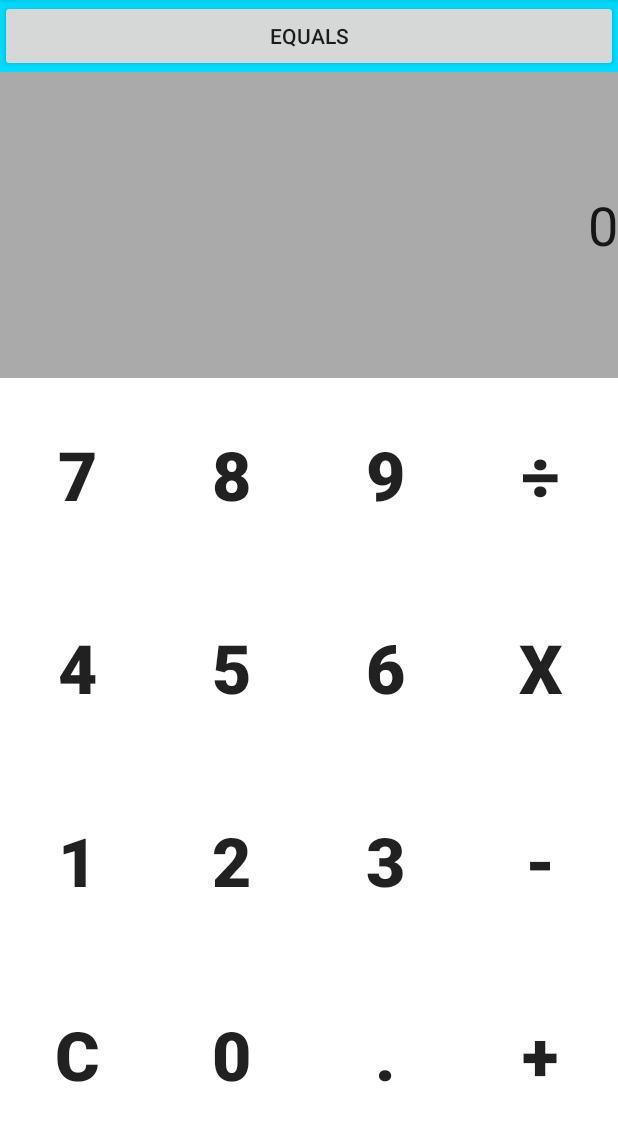
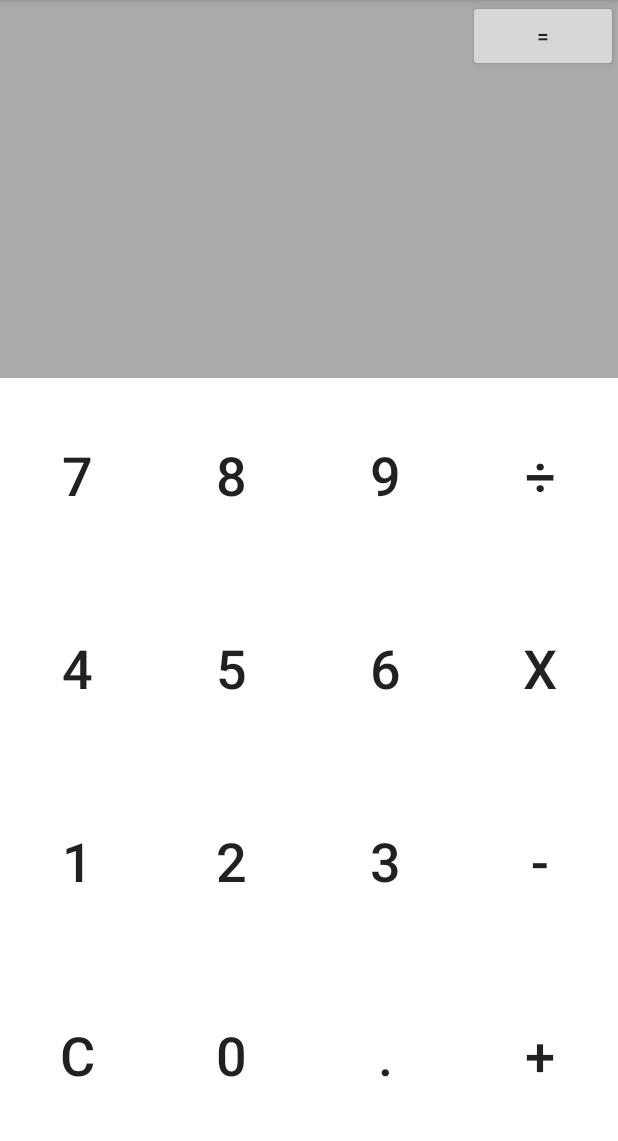
Before and after one commit to harisek36/Calculator_Android, an Android app: the screen it shows after launch (calcActivity), after a tap on an icon or button, on a phone screen of 412 x 824 dp, the part 84-1225 px from its top. Run offline under Robolectric (Android 15) with nearby library versions, the phone set to English and light mode, and no system bars.

Commit message:
implemented complete feature

```diff
--- a/app/src/main/java/com/the36t/calculator/calcActivity.java
+++ b/app/src/main/java/com/the36t/calculator/calcActivity.java
@@ -1,5 +1,6 @@
 package com.the36t.calculator;
 
+import android.graphics.Path;
 import android.support.v7.app.AppCompatActivity;
 import android.os.Bundle;
 import android.view.View;
@@ -7,6 +8,19 @@ import android.widget.Button;
 import android.widget.TextView;
 
 public class calcActivity extends AppCompatActivity {
+
+
+    String runningNumber = "";
+    String leftValue = "";
+    String rightValue = "";
+    Operations currentOPeration;
+    int result = 0;
+
+    public enum Operations {
+        ADD, SUBTRACT, MULTIPLY, DIVIDE, EQUAL
+    }
+
+    TextView resultView;
 
     @Override
     protected void onCreate(Bundle savedInstanceState) {
@@ -32,145 +46,190 @@ public class calcActivity extends AppCompatActivity {
         Button divButton = (Button) findViewById(R.id.divideButton);
         Button equalButton = (Button) findViewById(R.id.equalButton);
 
-        TextView resultView = (TextView)findViewById(R.id.answer);
+        resultView = (TextView) findViewById(R.id.answer);
+
+
+        resultView.setText("");
 
         //setting up onclick listner
 
-        oneButton.setOnClickListener(new View.OnClickListener(){
-
-            @Override
-            public void onClick(View v){
-
-            }
-        }
-        );
-        twoButton.setOnClickListener(new View.OnClickListener(){
-
-                                          @Override
-                                          public void onClick(View v){
-
-                                          }
-                                      }
-        );
-        threeButton.setOnClickListener(new View.OnClickListener(){
-
-                                           @Override
-                                           public void onClick(View v){
-
-                                           }
-                                       }
-        );
-        fourButton.setOnClickListener(new View.OnClickListener(){
-
-                                          @Override
-                                          public void onClick(View v){
-
-                                          }
-                                      }
-        );
-        fiveButton.setOnClickListener(new View.OnClickListener(){
-
-                                          @Override
-                                          public void onClick(View v){
-
-                                          }
-                                      }
-        );
-        sixButton.setOnClickListener(new View.OnClickListener(){
+        oneButton.setOnClickListener(new View.OnClickListener() {
 
                                          @Override
-                                         public void onClick(View v){
+                                         public void onClick(View v) {
+                                             numberPressed(1);
 
                                          }
                                      }
         );
-        sevenButton.setOnClickListener(new View.OnClickListener(){
+        twoButton.setOnClickListener(new View.OnClickListener() {
+
+                                         @Override
+                                         public void onClick(View v) {
+                                             numberPressed(2);
+                                         }
+                                     }
+        );
+        threeButton.setOnClickListener(new View.OnClickListener() {
 
                                            @Override
-                                           public void onClick(View v){
-
+                                           public void onClick(View v) {
+                                               numberPressed(3);
                                            }
                                        }
         );
-        eightButton.setOnClickListener(new View.OnClickListener(){
+        fourButton.setOnClickListener(new View.OnClickListener() {
+
+                                          @Override
+                                          public void onClick(View v) {
+                                              numberPressed(4);
+                                          }
+                                      }
+        );
+        fiveButton.setOnClickListener(new View.OnClickListener() {
+
+                                          @Override
+                                          public void onClick(View v) {
+                                              numberPressed(5);
+                                          }
+                                      }
+        );
+        sixButton.setOnClickListener(new View.OnClickListener() {
+
+                                         @Override
+                                         public void onClick(View v) {
+                                             numberPressed(6);
+                                         }
+                                     }
+        );
+        sevenButton.setOnClickListener(new View.OnClickListener() {
 
                                            @Override
-                                           public void onClick(View v){
-
+                                           public void onClick(View v) {
+                                               numberPressed(7);
                                            }
                                        }
         );
-        nineButton.setOnClickListener(new View.OnClickListener(){
+        eightButton.setOnClickListener(new View.OnClickListener() {
+
+                                           @Override
+                                           public void onClick(View v) {
+                                               numberPressed(8);
+                                           }
+                                       }
+        );
+        nineButton.setOnClickListener(new View.OnClickListener() {
 
                                           @Override
-                                          public void onClick(View v){
-
+                                          public void onClick(View v) {
+                                              numberPressed(9);
                                           }
                                       }
         );
-        zeroButton.setOnClickListener(new View.OnClickListener(){
+        zeroButton.setOnClickListener(new View.OnClickListener() {
 
                                           @Override
-                                          public void onClick(View v){
-
+                                          public void onClick(View v) {
+                                              numberPressed(0);
                                           }
                                       }
         );
-        addButton.setOnClickListener(new View.OnClickListener(){
+        addButton.setOnClickListener(new View.OnClickListener() {
 
                                          @Override
-                                         public void onClick(View v){
+                                         public void onClick(View v) {
+                        processOperation(Operations.ADD);
+                                         }
+                                     }
+        );
+        subButton.setOnClickListener(new View.OnClickListener() {
+
+                                         @Override
+                                         public void onClick(View v) {
+processOperation(Operations.SUBTRACT);
+                                         }
+                                     }
+        );
+        mulButton.setOnClickListener(new View.OnClickListener() {
+
+                                         @Override
+                                         public void onClick(View v) {
+processOperation(Operations.MULTIPLY);
+                                         }
+                                     }
+        );
+        divButton.setOnClickListener(new View.OnClickListener() {
+
+                                         @Override
+                                         public void onClick(View v) {
+processOperation(Operations.DIVIDE);
+                                         }
+                                     }
+        );
+        dotButton.setOnClickListener(new View.OnClickListener() {
+
+                                         @Override
+                                         public void onClick(View v) {
 
                                          }
                                      }
         );
-        subButton.setOnClickListener(new View.OnClickListener(){
-
-                                         @Override
-                                         public void onClick(View v){
-
-                                         }
-                                     }
-        );
-        mulButton.setOnClickListener(new View.OnClickListener(){
-
-                                         @Override
-                                         public void onClick(View v){
-
-                                         }
-                                     }
-        );
-        divButton.setOnClickListener(new View.OnClickListener(){
-
-                                         @Override
-                                         public void onClick(View v){
-
-                                         }
-                                     }
-        );
-        dotButton.setOnClickListener(new View.OnClickListener(){
-
-                                         @Override
-                                         public void onClick(View v){
-
-                                         }
-                                     }
-        );
-        clearButton.setOnClickListener(new View.OnClickListener(){
+        clearButton.setOnClickListener(new View.OnClickListener() {
 
                                            @Override
-                                           public void onClick(View v){
-
+                                           public void onClick(View v) {
+                                               leftValue = "";
+                                               rightValue= "";
+                                                result = 0;
+                                               runningNumber = "0";
+                                               currentOPeration = null;
+                                               resultView.setText(runningNumber);
                                            }
                                        }
         );
-        equalButton.setOnClickListener(new View.OnClickListener(){
+        equalButton.setOnClickListener(new View.OnClickListener() {
 
                                            @Override
-                                           public void onClick(View v){
-
+                                           public void onClick(View v) {
+                    processOperation(Operations.EQUAL);
                                            }
                                        }
         );
+
     }
-}
+        void numberPressed(int number){
+        runningNumber += String.valueOf(number);
+        resultView.setText(runningNumber);
+        }
+
+        void processOperation(Operations operations){
+
+            if(currentOPeration != null){
+                if(runningNumber != ""){
+                    rightValue = runningNumber;
+                    runningNumber = "";
+                    switch(currentOPeration){
+                        case ADD:
+                            result = Integer.parseInt(leftValue) + Integer.parseInt(rightValue);
+                            break;
+                        case SUBTRACT:
+                            result = Integer.parseInt(leftValue) - Integer.parseInt(rightValue);
+                            break;
+                        case MULTIPLY:
+                            result = Integer.parseInt(leftValue) * Integer.parseInt(rightValue);
+                            break;
+                        case DIVIDE:
+                            result = Integer.parseInt(leftValue) / Integer.parseInt(rightValue);
+                            break;
+                    }
+
+                    leftValue = String.valueOf(result);
+                    resultView.setText(leftValue);
+                }
+            }else{
+                leftValue = runningNumber;
+                runningNumber = "";
+            }
+            currentOPeration = operations;
+        }
+    }
--- a/app/src/main/res/layout/activity_calc.xml
+++ b/app/src/main/res/layout/activity_calc.xml
@@ -24,12 +24,6 @@
             android:background="@android:color/holo_blue_bright"
             android:layout_weight="2">
 
-            <Button
-                android:text="equals"
-                android:layout_width="match_parent"
-                android:layout_height="wrap_content"
-                android:id="@+id/equalButton" />
-
             <EditText
                 android:layout_width="match_parent"
                 android:layout_height="match_parent"
@@ -55,8 +49,7 @@
                 android:layout_height="match_parent"
                 android:id="@+id/sevenButton"
                 android:layout_weight="1"
-                android:textSize="45sp"
-                android:textStyle="normal|bold"
+                android:textSize="36sp"
                 android:background="@android:color/background_light" />
 
             <Button
@@ -65,8 +58,7 @@
                 android:layout_height="match_parent"
                 android:id="@+id/eightButton"
                 android:layout_weight="1"
-                android:textSize="45sp"
-                android:textStyle="normal|bold"
+                android:textSize="36sp"
                 android:background="@android:color/background_light" />
 
             <Button
@@ -75,8 +67,7 @@
                 android:layout_height="match_parent"
                 android:id="@+id/nineButton"
                 android:layout_weight="1"
-                android:textSize="45sp"
-                android:textStyle="normal|bold"
+                android:textSize="36sp"
                 android:background="@android:color/background_light" />
 
             <Button
@@ -85,8 +76,7 @@
                 android:layout_height="match_parent"
                 android:id="@+id/divideButton"
                 android:layout_weight="1"
-                android:textSize="45sp"
-                android:textStyle="normal|bold"
+                android:textSize="36sp"
                 android:background="@android:color/background_light" />
         </LinearLayout>
 
@@ -103,8 +93,7 @@
                 android:layout_height="match_parent"
                 android:id="@+id/fourButton"
                 android:layout_weight="1"
-                android:textSize="45sp"
-                android:textStyle="normal|bold"
+                android:textSize="36sp"
                 android:background="@android:color/background_light" />
 
             <Button
@@ -113,8 +102,7 @@
                 android:layout_height="match_parent"
                 android:id="@+id/fiveButton"
                 android:layout_weight="1"
-                android:textSize="45sp"
-                android:textStyle="normal|bold"
+                android:textSize="36sp"
                 android:background="@android:color/background_light" />
 
             <Button
@@ -123,8 +111,7 @@
                 android:layout_height="match_parent"
                 android:id="@+id/sixButton"
                 android:layout_weight="1"
-                android:textSize="45sp"
-                android:textStyle="normal|bold"
+                android:textSize="36sp"
                 android:background="@android:color/background_light" />
 
             <Button
@@ -133,8 +120,7 @@
                 android:layout_height="match_parent"
                 android:id="@+id/multiplyButton"
                 android:layout_weight="1"
-                android:textSize="45sp"
-                android:textStyle="normal|bold"
+                android:textSize="36sp"
                 android:background="@android:color/background_light" />
 
         </LinearLayout>
@@ -152,8 +138,7 @@
                 android:layout_height="match_parent"
                 android:id="@+id/oneButton"
                 android:layout_weight="1"
-                android:textSize="45sp"
-                android:textStyle="normal|bold"
+                android:textSize="36sp"
                 android:background="@android:color/background_light" />
 
             <Button
@@ -162,8 +147,7 @@
                 android:layout_height="match_parent"
                 android:id="@+id/twoButton"
                 android:layout_weight="1"
-                android:textSize="45sp"
-                android:textStyle="normal|bold"
+                android:textSize="36sp"
                 android:background="@android:color/background_light" />
 
             <Button
@@ -172,8 +156,7 @@
                 android:layout_height="match_parent"
                 android:id="@+id/threeButton"
                 android:layout_weight="1"
-                android:textSize="45sp"
-                android:textStyle="normal|bold"
+                android:textSize="36sp"
                 android:background="@android:color/background_light" />
 
             <Button
@@ -182,8 +165,7 @@
                 android:layout_height="match_parent"
                 android:id="@+id/subtractButton"
                 android:layout_weight="1"
-                android:textSize="45sp"
-                android:textStyle="normal|bold"
+                android:textSize="36sp"
                 android:background="@android:color/background_light" />
         </LinearLayout>
 
@@ -200,8 +182,7 @@
                 android:layout_height="match_parent"
                 android:id="@+id/clearButton"
                 android:layout_weight="1"
-                android:textStyle="normal|bold"
-                android:textSize="45sp"
+                android:textSize="36sp"
                 android:background="@android:color/background_light" />
 
             <Button
@@ -210,8 +191,7 @@
                 android:layout_height="match_parent"
                 android:id="@+id/zeroButton"
                 android:layout_weight="1"
-                android:textStyle="normal|bold"
-                android:textSize="45sp"
+                android:textSize="36sp"
                 android:background="@android:color/background_light" />
 
             <Button
@@ -220,8 +200,7 @@
                 android:layout_height="match_parent"
                 android:id="@+id/dotButton"
                 android:layout_weight="1"
-                android:textStyle="normal|bold"
-                android:textSize="45sp"
+                android:textSize="36sp"
                 android:background="@android:color/background_light" />
 
             <Button
@@ -230,11 +209,19 @@
                 android:layout_height="match_parent"
                 android:id="@+id/addButton"
                 android:layout_weight="1"
-                android:textStyle="normal|bold"
-                android:textSize="45sp"
+                android:textSize="36sp"
                 android:background="@android:color/background_light" />
         </LinearLayout>
 
     </LinearLayout>
 
+    <Button
+        android:text="="
+        android:layout_width="100dp"
+        android:id="@+id/equalButton"
+        android:layout_height="wrap_content"
+        android:layout_alignParentEnd="false"
+        android:layout_alignParentRight="true"
+        android:layout_alignParentTop="true" />
+
 </RelativeLayout>
```
